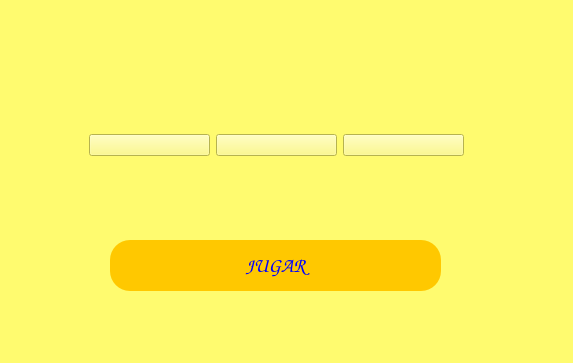
The window that startwindow.ui (LuisMiguelSC/project-flappy) describes before a commit, drawn with Qt 5.
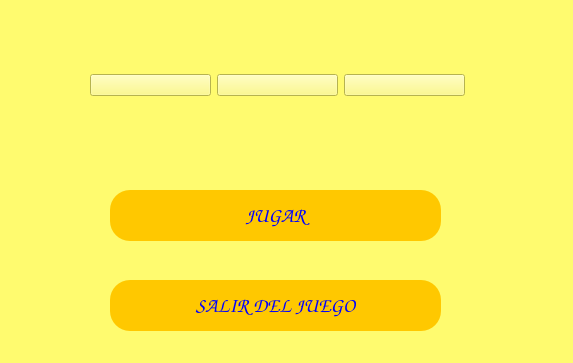
The same window after the commit. Icons and pictures are not drawn.

The edit to the form file:
```diff
--- a/startwindow.ui
+++ b/startwindow.ui
@@ -23,7 +23,7 @@
    <property name="geometry">
     <rect>
      <x>110</x>
-     <y>240</y>
+     <y>190</y>
      <width>331</width>
      <height>51</height>
     </rect>
@@ -53,10 +53,10 @@
   <widget class="QWidget" name="horizontalLayoutWidget">
    <property name="geometry">
     <rect>
-     <x>89</x>
-     <y>90</y>
+     <x>90</x>
+     <y>30</y>
      <width>375</width>
-     <height>110</height>
+     <height>111</height>
     </rect>
    </property>
    <layout class="QHBoxLayout" name="horizontalLayout">
@@ -113,6 +113,37 @@
     </item>
    </layout>
   </widget>
+  <widget class="QPushButton" name="Salir">
+   <property name="geometry">
+    <rect>
+     <x>110</x>
+     <y>280</y>
+     <width>331</width>
+     <height>51</height>
+    </rect>
+   </property>
+   <property name="font">
+    <font>
+     <family>Comic Sans MS</family>
+     <pointsize>-1</pointsize>
+     <bold>true</bold>
+    </font>
+   </property>
+   <property name="cursor">
+    <cursorShape>ArrowCursor</cursorShape>
+   </property>
+   <property name="styleSheet">
+    <string notr="true">border-radius: 20px;
+color: rgb(0, 0, 255);
+font-size: 20px;
+font-family: &quot;Comic Sans MS&quot;;
+font-weight: bold;
+background-color:rgb(255, 200, 0)</string>
+   </property>
+   <property name="text">
+    <string>SALIR DEL JUEGO</string>
+   </property>
+  </widget>
  </widget>
  <resources>
   <include location="assets.qrc"/>
```
